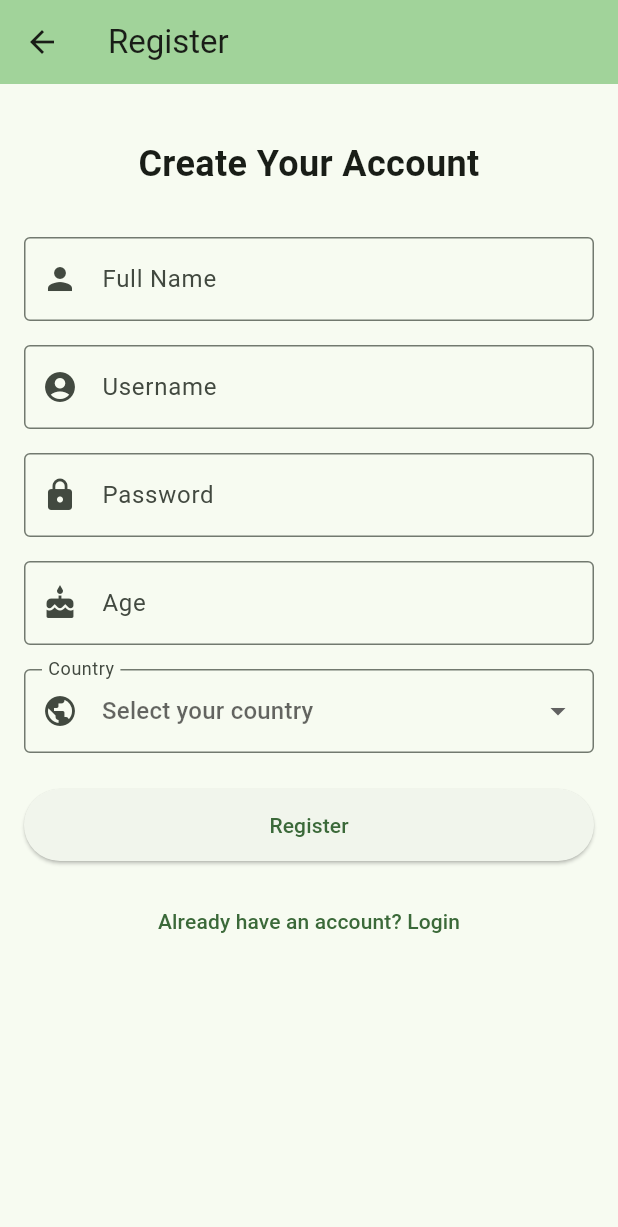
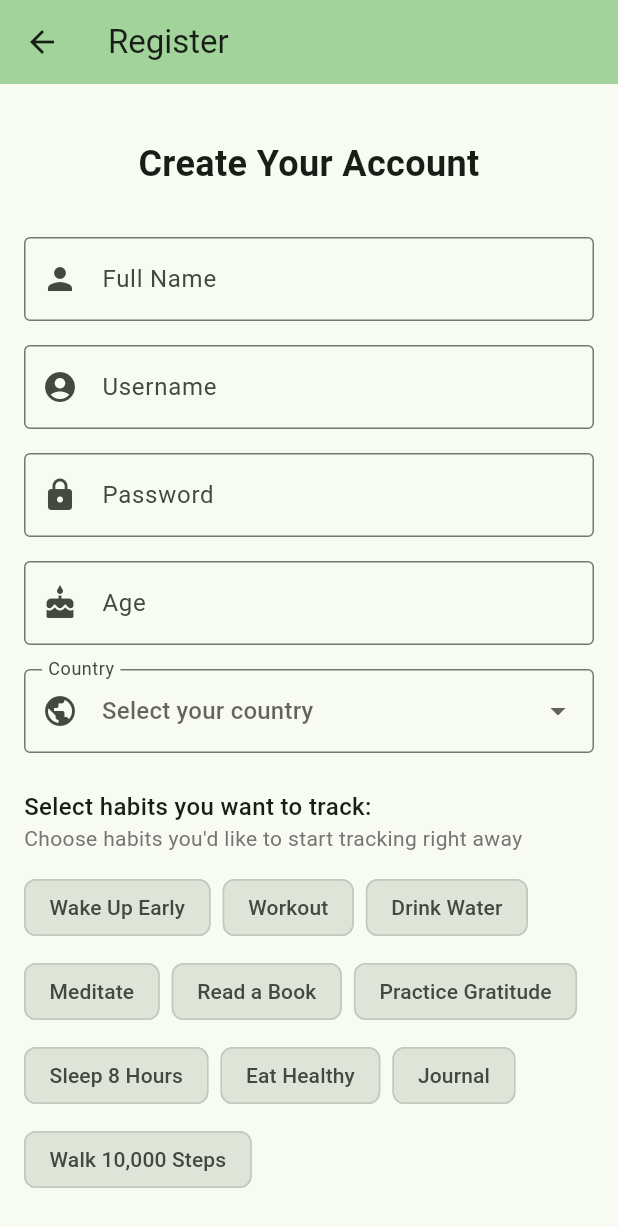
Before and after one commit to bezig01/habit_tracker, a Flutter app: the RegisterScreen screen opened directly, on a phone screen of 412 x 824 dp. Shown: the top 1227 px of the screen. Run offline on Flutter 3.47's test engine with Material 3 defaults, Android fonts, the phone set to English and light mode, and no system bars; our stand-ins replace equatable, fl_chart, flutter_bloc, flutter_local_notifications, shared_preferences, timezone; accounts and stored records are empty; network calls fail.

Commit message:
add predefined habits

```diff
--- a/lib/bloc/habits/habits_cubit.dart
+++ b/lib/bloc/habits/habits_cubit.dart
@@ -43,6 +43,28 @@ class HabitsCubit extends Cubit<HabitsState> {
       ));
     } catch (e) {
       emit(const HabitsError('Failed to add habit'));
+    }
+  }
+
+  // This method adds multiple habits at once
+  Future<void> addMultipleHabits(List<Map<String, dynamic>> habitsData) async {
+    emit(HabitsLoading());
+    try {
+      await _habitService.addMultipleHabits(habitsData);
+
+      // Reload habits after adding all
+      final habits = await _habitService.getHabits();
+      final completedHabits = await _habitService.getTodayCompletedHabits();
+      final incompleteHabits = await _habitService.getTodayIncompleteHabits();
+
+      emit(HabitsOperationSuccess(
+        message: 'Habits added successfully!',
+        habits: habits,
+        completedHabits: completedHabits,
+        incompleteHabits: incompleteHabits,
+      ));
+    } catch (e) {
+      emit(const HabitsError('Failed to add habits'));
     }
   }
 
--- a/lib/screens/register_screen.dart
+++ b/lib/screens/register_screen.dart
@@ -5,6 +5,7 @@ import '../bloc/auth/auth_event.dart';
 import '../bloc/auth/auth_state.dart';
 import '../bloc/countries/countries_cubit.dart';
 import '../bloc/countries/countries_state.dart';
+import '../bloc/habits/habits_cubit.dart';
 import '../services/countries_service.dart';
 import 'home_screen.dart';
 
@@ -22,6 +23,21 @@ class _RegisterScreenState extends State<RegisterScreen> {
   final _passwordController = TextEditingController();
   final _ageController = TextEditingController();
   final _countryController = TextEditingController();
+
+  List<String> availableHabits = [
+    'Wake Up Early',
+    'Workout',
+    'Drink Water',
+    'Meditate',
+    'Read a Book',
+    'Practice Gratitude',
+    'Sleep 8 Hours',
+    'Eat Healthy',
+    'Journal',
+    'Walk 10,000 Steps'
+  ];
+
+  List<String> selectedHabits = [];
 
   @override
   void initState() {
@@ -61,7 +77,34 @@ class _RegisterScreenState extends State<RegisterScreen> {
           countryName,
         ),
       );
+
+      // We'll handle habit creation in the listener after successful registration
     }
+  }
+
+  void _createInitialHabits() {
+    // Prepare data for batch add
+    final habitsData = selectedHabits.map((habitName) {
+      // We'll use different colors for different habits
+      final color = Colors.primaries[availableHabits.indexOf(habitName) % Colors.primaries.length];
+      return {
+        'name': habitName,
+        'color': color,
+      };
+    }).toList();
+
+    // Add all habits at once using batch method
+    context.read<HabitsCubit>().addMultipleHabits(habitsData);
+  }
+
+  void _toggleHabitSelection(String habit) {
+    setState(() {
+      if (selectedHabits.contains(habit)) {
+        selectedHabits.remove(habit);
+      } else {
+        selectedHabits.add(habit);
+      }
+    });
   }
 
   Widget _buildCountryField() {
@@ -152,6 +195,12 @@ class _RegisterScreenState extends State<RegisterScreen> {
     return BlocConsumer<AuthBloc, AuthState>(
       listener: (context, state) {
         if (state is AuthAuthenticated) {
+          // Create selected habits before navigating away from this screen
+          if (selectedHabits.isNotEmpty) {
+            _createInitialHabits();
+          }
+
+          // Navigate to home screen
           Navigator.of(context).pushReplacement(
             MaterialPageRoute(builder: (context) => const HomeScreen()),
           );
@@ -262,6 +311,44 @@ class _RegisterScreenState extends State<RegisterScreen> {
                   const SizedBox(height: 16),
                   _buildCountryField(),
                   const SizedBox(height: 24),
+                  const Text(
+                    'Select habits you want to track:',
+                    style: TextStyle(
+                      fontSize: 16,
+                      fontWeight: FontWeight.w500,
+                    ),
+                  ),
+                  Text(
+                    'Choose habits you\'d like to start tracking right away',
+                    style: TextStyle(
+                      color: Colors.grey.shade600,
+                      fontSize: 14,
+                    ),
+                  ),
+                  const SizedBox(height: 12),
+                  Wrap(
+                    spacing: 8,
+                    runSpacing: 8,
+                    children: availableHabits.map((habit) {
+                      final isSelected = selectedHabits.contains(habit);
+                      return FilterChip(
+                        selected: isSelected,
+                        label: Text(habit),
+                        onSelected: (selected) {
+                          _toggleHabitSelection(habit);
+                        },
+                        backgroundColor: Theme.of(context).colorScheme.surfaceVariant,
+                        selectedColor: Theme.of(context).colorScheme.primaryContainer,
+                        checkmarkColor: Theme.of(context).colorScheme.primary,
+                        labelStyle: TextStyle(
+                          color: isSelected
+                              ? Theme.of(context).colorScheme.onPrimaryContainer
+                              : Theme.of(context).colorScheme.onSurfaceVariant,
+                        ),
+                      );
+                    }).toList(),
+                  ),
+                  const SizedBox(height: 24),
                   SizedBox(
                     width: double.infinity,
                     height: 48,
```
Also changed, not shown: lib/services/habit_service.dart (+36 -0 lines).
